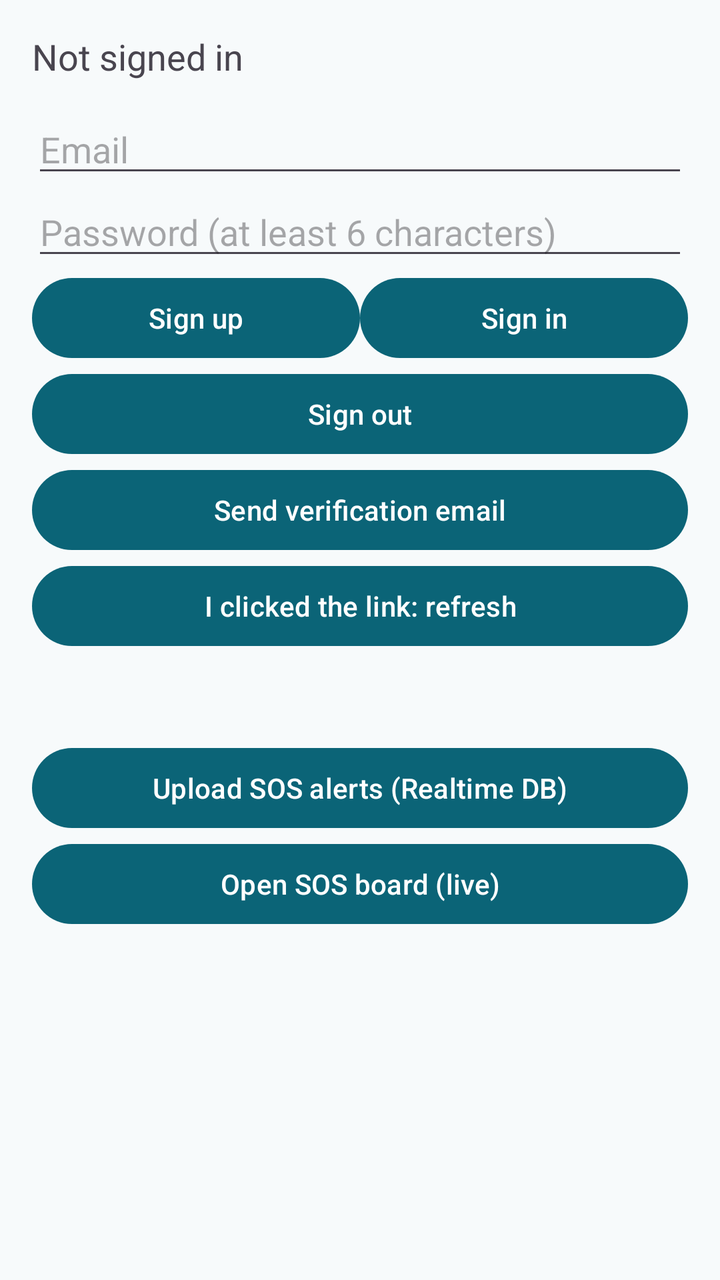
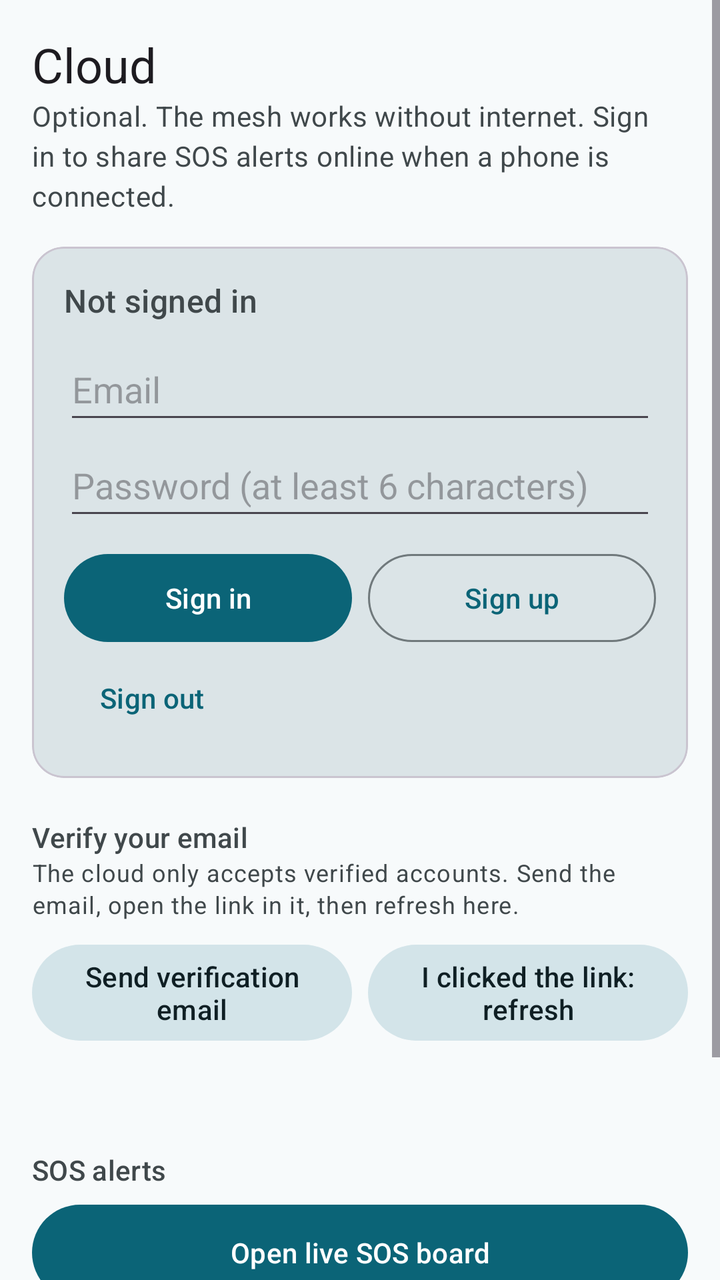

Compare the two renders of this Android layout. The source of the first and the diff that turns it into the second are given below.
<!-- AndroidManifest.xml: application theme Theme.LifeLinkMesh -->
<!-- res/layout/activity_cloud.xml -->
<?xml version="1.0" encoding="utf-8"?>
<LinearLayout xmlns:android="http://schemas.android.com/apk/res/android"
    android:layout_width="match_parent"
    android:layout_height="match_parent"
    android:orientation="vertical"
    android:padding="16dp">

    <TextView
        android:id="@+id/txtCloudUser"
        android:layout_width="match_parent"
        android:layout_height="wrap_content"
        android:text="Not signed in"
        android:textSize="18sp" />

    <EditText
        android:id="@+id/editEmail"
        android:layout_width="match_parent"
        android:layout_height="wrap_content"
        android:layout_marginTop="12dp"
        android:hint="Email"
        android:inputType="textEmailAddress" />

    <EditText
        android:id="@+id/editPassword"
        android:layout_width="match_parent"
        android:layout_height="wrap_content"
        android:hint="Password (at least 6 characters)"
        android:inputType="textPassword" />

    <LinearLayout
        android:layout_width="match_parent"
        android:layout_height="wrap_content"
        android:baselineAligned="false"
        android:orientation="horizontal">

        <Button
            android:id="@+id/btnSignUp"
            android:layout_width="0dp"
            android:layout_height="wrap_content"
            android:layout_weight="1"
            android:text="Sign up" />

        <Button
            android:id="@+id/btnSignIn"
            android:layout_width="0dp"
            android:layout_height="wrap_content"
            android:layout_weight="1"
            android:text="Sign in" />
    </LinearLayout>

    <Button
        android:id="@+id/btnSignOut"
        android:layout_width="match_parent"
        android:layout_height="wrap_content"
        android:text="Sign out" />

    <Button
        android:id="@+id/btnSendVerify"
        android:layout_width="match_parent"
        android:layout_height="wrap_content"
        android:text="Send verification email" />

    <Button
        android:id="@+id/btnCheckVerified"
        android:layout_width="match_parent"
        android:layout_height="wrap_content"
        android:text="I clicked the link: refresh" />

    <TextView
        android:id="@+id/txtCloudStatus"
        android:layout_width="match_parent"
        android:layout_height="wrap_content"
        android:layout_marginTop="12dp"
        android:text="" />

    <Button
        android:id="@+id/btnUploadSos"
        android:layout_width="match_parent"
        android:layout_height="wrap_content"
        android:layout_marginTop="12dp"
        android:text="Upload SOS alerts (Realtime DB)" />

    <Button
        android:id="@+id/btnOpenBoard"
        android:layout_width="match_parent"
        android:layout_height="wrap_content"
        android:text="Open SOS board (live)" />
</LinearLayout>
<!-- resources referenced by this layout -->
<resources>
  <style name="Theme.LifeLinkMesh" parent="Base.Theme.LifeLinkMesh" />
  <style name="Base.Theme.LifeLinkMesh" parent="Theme.Material3.DayNight.NoActionBar">
          <item name="colorPrimary">@color/md_light_primary</item>
          <item name="colorOnPrimary">@color/md_light_onPrimary</item>
          <item name="colorPrimaryContainer">@color/md_light_primaryContainer</item>
          <item name="colorOnPrimaryContainer">@color/md_light_onPrimaryContainer</item>
          <item name="colorSecondary">@color/md_light_secondary</item>
          <item name="colorOnSecondary">@color/md_light_onSecondary</item>
          <item name="colorSecondaryContainer">@color/md_light_secondaryContainer</item>
          <item name="colorOnSecondaryContainer">@color/md_light_onSecondaryContainer</item>
          <item name="colorError">@color/md_light_error</item>
          <item name="colorOnError">@color/md_light_onError</item>
          <item name="colorErrorContainer">@color/md_light_errorContainer</item>
          <item name="colorOnErrorContainer">@color/md_light_onErrorContainer</item>
          <item name="android:colorBackground">@color/md_light_background</item>
          <item name="colorOnBackground">@color/md_light_onBackground</item>
          <item name="colorSurface">@color/md_light_surface</item>
          <item name="colorOnSurface">@color/md_light_onSurface</item>
          <item name="colorSurfaceVariant">@color/md_light_surfaceVariant</item>
          <item name="colorOnSurfaceVariant">@color/md_light_onSurfaceVariant</item>
          <item name="colorOutline">@color/md_light_outline</item>
      </style>
  <color name="md_light_primary">#0B6477</color>
  <color name="md_light_onPrimary">#FFFFFF</color>
  <color name="md_light_primaryContainer">#BFEAF2</color>
  <color name="md_light_onPrimaryContainer">#00363F</color>
  <color name="md_light_secondary">#4A6267</color>
  <color name="md_light_onSecondary">#FFFFFF</color>
  <color name="md_light_secondaryContainer">#D3E4E9</color>
  <color name="md_light_onSecondaryContainer">#0F1F24</color>
  <color name="md_light_error">#BA1A1A</color>
  <color name="md_light_onError">#FFFFFF</color>
  <color name="md_light_errorContainer">#FFDAD6</color>
  <color name="md_light_onErrorContainer">#410002</color>
  <color name="md_light_background">#F7FAFB</color>
  <color name="md_light_onBackground">#191C1D</color>
  <color name="md_light_surface">#F7FAFB</color>
  <color name="md_light_onSurface">#191C1D</color>
  <color name="md_light_surfaceVariant">#DBE4E7</color>
  <color name="md_light_onSurfaceVariant">#40484B</color>
  <color name="md_light_outline">#70797C</color>
</resources>

<!-- the commit's change to res/layout/activity_cloud.xml (unified diff, before → after) -->
@@ -1,88 +1,196 @@
 <?xml version="1.0" encoding="utf-8"?>
-<LinearLayout xmlns:android="http://schemas.android.com/apk/res/android"
+<ScrollView xmlns:android="http://schemas.android.com/apk/res/android"
+    xmlns:app="http://schemas.android.com/apk/res-auto"
     android:layout_width="match_parent"
     android:layout_height="match_parent"
-    android:orientation="vertical"
-    android:padding="16dp">
-
-    <TextView
-        android:id="@+id/txtCloudUser"
-        android:layout_width="match_parent"
-        android:layout_height="wrap_content"
-        android:text="Not signed in"
-        android:textSize="18sp" />
-
-    <EditText
-        android:id="@+id/editEmail"
-        android:layout_width="match_parent"
-        android:layout_height="wrap_content"
-        android:layout_marginTop="12dp"
-        android:hint="Email"
-        android:inputType="textEmailAddress" />
-
-    <EditText
-        android:id="@+id/editPassword"
-        android:layout_width="match_parent"
-        android:layout_height="wrap_content"
-        android:hint="Password (at least 6 characters)"
-        android:inputType="textPassword" />
+    android:fillViewport="true"
+    android:fitsSystemWindows="true">
 
     <LinearLayout
         android:layout_width="match_parent"
         android:layout_height="wrap_content"
-        android:baselineAligned="false"
-        android:orientation="horizontal">
+        android:orientation="vertical"
+        android:padding="16dp">
+
+        <TextView
+            android:layout_width="match_parent"
+            android:layout_height="wrap_content"
+            android:text="Cloud"
+            android:textAppearance="?attr/textAppearanceHeadlineSmall" />
+
+        <TextView
+            android:layout_width="match_parent"
+            android:layout_height="wrap_content"
+            android:text="Optional. The mesh works without internet. Sign in to share SOS alerts online when a phone is connected."
+            android:textAppearance="?attr/textAppearanceBodyMedium"
+            android:textColor="?attr/colorOnSurfaceVariant" />
+
+        
+        <com.google.android.material.card.MaterialCardView
+            android:layout_width="match_parent"
+            android:layout_height="wrap_content"
+            android:layout_marginTop="16dp"
+            app:cardBackgroundColor="?attr/colorSurfaceVariant"
+            app:cardCornerRadius="16dp"
+            app:cardElevation="0dp">
+
+            <LinearLayout
+                android:layout_width="match_parent"
+                android:layout_height="wrap_content"
+                android:orientation="vertical"
+                android:padding="16dp">
+
+                <TextView
+                    android:id="@+id/txtCloudUser"
+                    android:layout_width="match_parent"
+                    android:layout_height="wrap_content"
+                    android:text="Not signed in"
+                    android:textAppearance="?attr/textAppearanceTitleMedium"
+                    android:textColor="?attr/colorOnSurfaceVariant" />
+
+                <EditText
+                    android:id="@+id/editEmail"
+                    android:layout_width="match_parent"
+                    android:layout_height="wrap_content"
+                    android:layout_marginTop="8dp"
+                    android:hint="Email"
+                    android:inputType="textEmailAddress"
+                    android:minHeight="48dp" />
+
+                <EditText
+                    android:id="@+id/editPassword"
+                    android:layout_width="match_parent"
+                    android:layout_height="wrap_content"
+                    android:hint="Password (at least 6 characters)"
+                    android:inputType="textPassword"
+                    android:minHeight="48dp" />
+
+                <LinearLayout
+                    android:layout_width="match_parent"
+                    android:layout_height="wrap_content"
+                    android:layout_marginTop="8dp"
+                    android:baselineAligned="false"
+                    android:orientation="horizontal">
+
+                    <Button
+                        android:id="@+id/btnSignIn"
+                        android:layout_width="0dp"
+                        android:layout_height="wrap_content"
+                        android:layout_marginEnd="4dp"
+                        android:layout_weight="1"
+                        android:minHeight="52dp"
+                        android:text="Sign in"
+                        android:textAllCaps="false" />
+
+                    <Button
+                        android:id="@+id/btnSignUp"
+                        style="@style/Widget.Material3.Button.OutlinedButton"
+                        android:layout_width="0dp"
+                        android:layout_height="wrap_content"
+                        android:layout_marginStart="4dp"
+                        android:layout_weight="1"
+                        android:minHeight="52dp"
+                        android:text="Sign up"
+                        android:textAllCaps="false" />
+                </LinearLayout>
+
+                <Button
+                    android:id="@+id/btnSignOut"
+                    style="@style/Widget.Material3.Button.TextButton"
+                    android:layout_width="wrap_content"
+                    android:layout_height="wrap_content"
+                    android:minHeight="48dp"
+                    android:text="Sign out"
+                    android:textAllCaps="false" />
+            </LinearLayout>
+        </com.google.android.material.card.MaterialCardView>
+
+        
+        <TextView
+            android:layout_width="match_parent"
+            android:layout_height="wrap_content"
+            android:layout_marginTop="20dp"
+            android:text="Verify your email"
+            android:textAppearance="?attr/textAppearanceTitleSmall"
+            android:textColor="?attr/colorOnSurfaceVariant" />
+
+        <TextView
+            android:layout_width="match_parent"
+            android:layout_height="wrap_content"
+            android:text="The cloud only accepts verified accounts. Send the email, open the link in it, then refresh here."
+            android:textAppearance="?attr/textAppearanceBodySmall"
+            android:textColor="?attr/colorOnSurfaceVariant" />
+
+        <LinearLayout
+            android:layout_width="match_parent"
+            android:layout_height="wrap_content"
+            android:layout_marginTop="8dp"
+            android:baselineAligned="false"
+            android:orientation="horizontal">
+
+            <Button
+                android:id="@+id/btnSendVerify"
+                style="@style/Widget.Material3.Button.TonalButton"
+                android:layout_width="0dp"
+                android:layout_height="wrap_content"
+                android:layout_marginEnd="4dp"
+                android:layout_weight="1"
+                android:minHeight="56dp"
+                android:text="Send verification email"
+                android:textAllCaps="false" />
+
+            <Button
+                android:id="@+id/btnCheckVerified"
+                style="@style/Widget.Material3.Button.TonalButton"
+                android:layout_width="0dp"
+                android:layout_height="wrap_content"
+                android:layout_marginStart="4dp"
+                android:layout_weight="1"
+                android:minHeight="56dp"
+                android:text="I clicked the link: refresh"
+                android:textAllCaps="false" />
+        </LinearLayout>
+
+        <TextView
+            android:id="@+id/txtCloudStatus"
+            android:layout_width="match_parent"
+            android:layout_height="wrap_content"
+            android:layout_marginTop="12dp"
+            android:text=""
+            android:textColor="?attr/colorOnSurfaceVariant" />
+
+        
+        <TextView
+            android:layout_width="match_parent"
+            android:layout_height="wrap_content"
+            android:layout_marginTop="20dp"
+            android:text="SOS alerts"
+            android:textAppearance="?attr/textAppearanceTitleSmall"
+            android:textColor="?attr/colorOnSurfaceVariant" />
 
         <Button
-            android:id="@+id/btnSignUp"
-            android:layout_width="0dp"
+            android:id="@+id/btnOpenBoard"
+            android:layout_width="match_parent"
             android:layout_height="wrap_content"
-            android:layout_weight="1"
-            android:text="Sign up" />
+            android:layout_marginTop="4dp"
+            android:minHeight="56dp"
+            android:text="Open live SOS board"
+            android:textAllCaps="false" />
 
         <Button
-            android:id="@+id/btnSignIn"
-            android:layout_width="0dp"
+            android:id="@+id/btnUploadSos"
+            style="@style/Widget.Material3.Button.OutlinedButton"
+            android:layout_width="match_parent"
             android:layout_height="wrap_content"
-            android:layout_weight="1"
-            android:text="Sign in" />
+            android:minHeight="56dp"
+            android:text="Sync now"
+            android:textAllCaps="false" />
+
+        <TextView
+            android:layout_width="match_parent"
+            android:layout_height="wrap_content"
+            android:text="Alerts upload automatically about every 20 seconds while the mesh is running and you are signed in with a verified email. Use Sync now if the mesh is stopped."
+            android:textAppearance="?attr/textAppearanceBodySmall"
+            android:textColor="?attr/colorOnSurfaceVariant" />
     </LinearLayout>
-
-    <Button
-        android:id="@+id/btnSignOut"
-        android:layout_width="match_parent"
-        android:layout_height="wrap_content"
-        android:text="Sign out" />
-
-    <Button
-        android:id="@+id/btnSendVerify"
-        android:layout_width="match_parent"
-        android:layout_height="wrap_content"
-        android:text="Send verification email" />
-
-    <Button
-        android:id="@+id/btnCheckVerified"
-        android:layout_width="match_parent"
-        android:layout_height="wrap_content"
-        android:text="I clicked the link: refresh" />
-
-    <TextView
-        android:id="@+id/txtCloudStatus"
-        android:layout_width="match_parent"
-        android:layout_height="wrap_content"
-        android:layout_marginTop="12dp"
-        android:text="" />
-
-    <Button
-        android:id="@+id/btnUploadSos"
-        android:layout_width="match_parent"
-        android:layout_height="wrap_content"
-        android:layout_marginTop="12dp"
-        android:text="Upload SOS alerts (Realtime DB)" />
-
-    <Button
-        android:id="@+id/btnOpenBoard"
-        android:layout_width="match_parent"
-        android:layout_height="wrap_content"
-        android:text="Open SOS board (live)" />
-</LinearLayout>
+</ScrollView>
